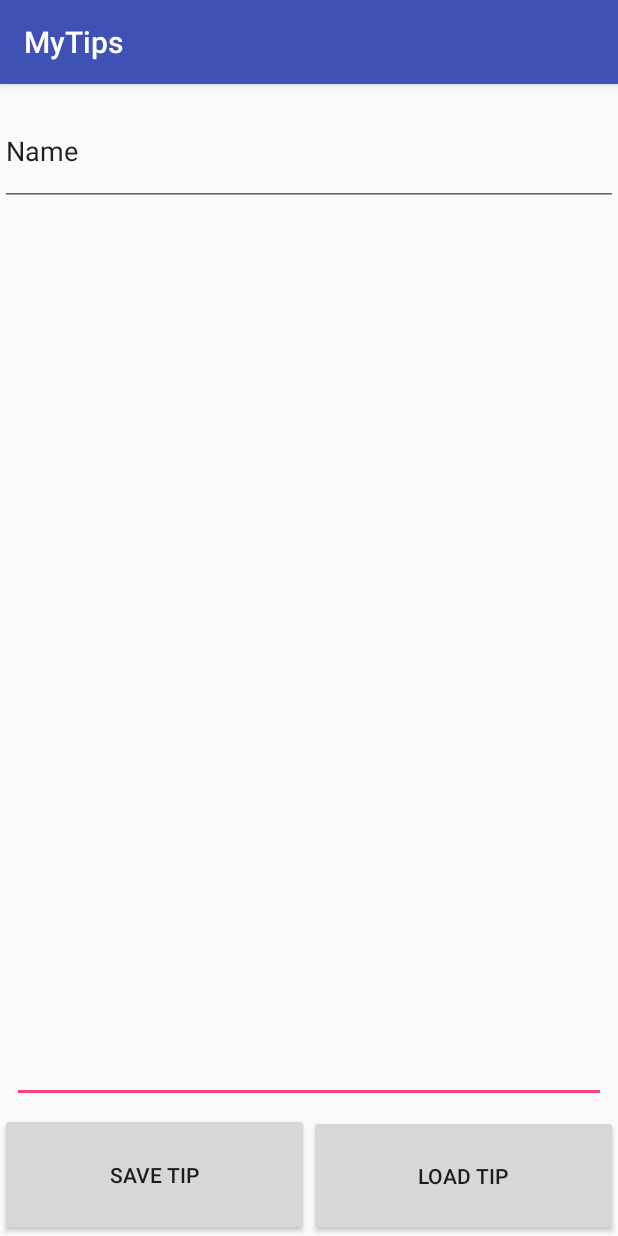
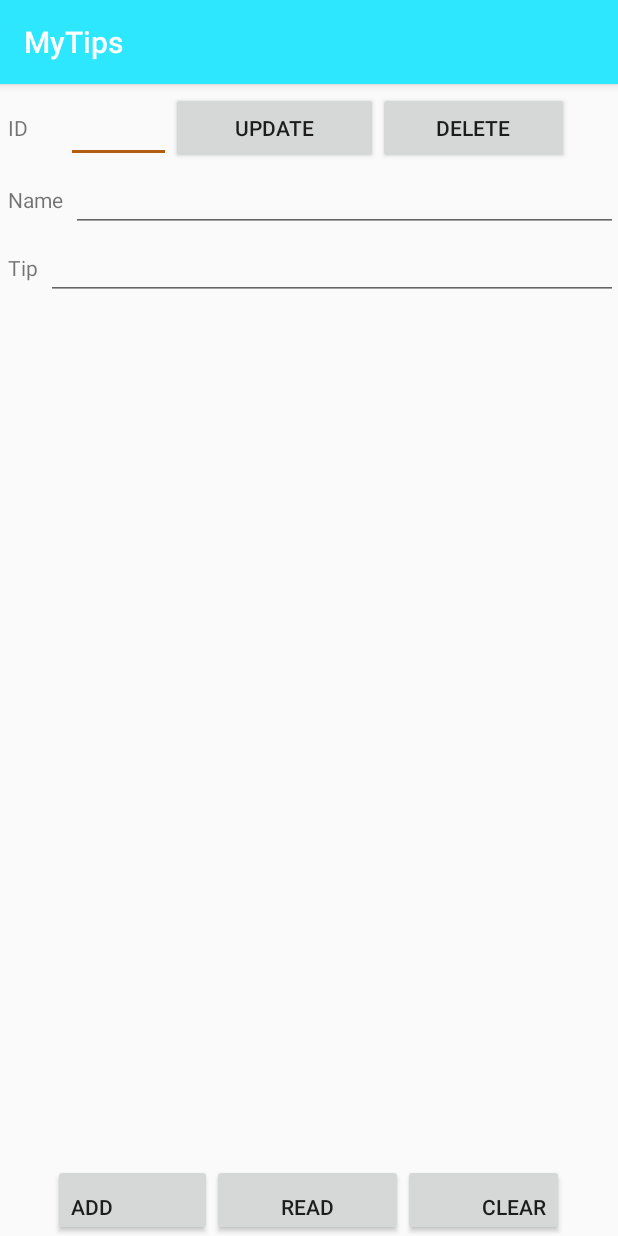
Before and after one commit to TheTriangle/Java-myTips, an Android app: the screen it shows after launch (MainActivity), on a phone screen of 412 x 824 dp. Run offline under Robolectric (Android 15) with nearby library versions, the phone set to English and light mode, and no system bars; 12 statements that could not run were skipped.

Commit message:
Tip redactor worked

```diff
--- a/MyTips/app/src/main/java/com/example/u/mytips/MainActivity.java
+++ b/MyTips/app/src/main/java/com/example/u/mytips/MainActivity.java
@@ -1,8 +1,13 @@
 package com.example.u.mytips;
 
+import android.content.ContentValues;
 import android.content.Context;
+import android.database.Cursor;
+import android.database.sqlite.SQLiteDatabase;
+import android.database.sqlite.SQLiteOpenHelper;
 import android.support.v7.app.AppCompatActivity;
 import android.os.Bundle;
+import android.util.Log;
 import android.view.View;
 import android.widget.Button;
 import android.widget.EditText;
@@ -10,45 +15,151 @@ import android.widget.LinearLayout;
 import android.widget.TextView;
 import android.widget.Toast;
 
+
 import com.example.u.mytips.R;
 
 import java.io.FileOutputStream;
 
-public class MainActivity extends AppCompatActivity {
+public class MainActivity extends AppCompatActivity implements View.OnClickListener {
+    final String LOG_TAG = "myLogs";
+
+    DBHelper dbHelper;
+
+    private EditText TipText;
+    private EditText NameText;
+
+
+    Button ButtonSave = (Button) findViewById(R.id.buttonSave);
+
+    Button ButtonLoad = (Button) findViewById(R.id.buttonLoad);
+
+    Button ButtonSaveAs = (Button) findViewById(R.id.buttonSaveAs);
     @Override
     protected void onCreate(Bundle savedInstanceState) {
         super.onCreate(savedInstanceState);
         final TextView myTextView = (TextView)findViewById(R.id.textTip);
         setContentView(R.layout.activity_main);
 
-        Button ButtonSave = (Button) findViewById(R.id.buttonSave);
-        Button ButtonLoad = (Button) findViewById(R.id.buttonLoad);
-        final EditText TipText = (EditText) findViewById(R.id.textTip);
-        final EditText NameText = (EditText) findViewById(R.id.Name);
+        dbHelper = new DBHelper(this);
+
+        ButtonSave.setBackgroundColor(getResources().getColor(R.color.colorSave));
+
+        ButtonLoad.setBackgroundColor(getResources().getColor(R.color.colorLoad));
+
+        ButtonSaveAs.setBackgroundColor(getResources().getColor((R.color.colorSave)));
+
+        TipText = (EditText) findViewById(R.id.textTip);
+        NameText = (EditText) findViewById(R.id.Name);
 
         //TipText.setText(R.string.SavedTip);
 
-        System.out.println(TipText.getText());
+        ButtonSave.setOnClickListener(this);
+        ButtonLoad.setOnClickListener(this);
+        ButtonSaveAs.setOnClickListener(this);
+    }
 
-        View.OnClickListener oclBtnSaveLoad = new View.OnClickListener() {
-            @Override
-            public void onClick(View v) {
-                if (v.getId() == R.id.buttonSave) {
-                    Toast toast = Toast.makeText(getApplicationContext(),
-                            "Заметка сохранена (нет)", Toast.LENGTH_SHORT);
+
+    public void onClick(View v) {
+
+        // создаем объект для данных
+        ContentValues cv = new ContentValues();
+
+        // получаем данные из полей ввода
+        String name = NameText.getText().toString();
+        String tip = TipText.getText().toString();
+
+        // подключаемся к БД
+        SQLiteDatabase db = dbHelper.getWritableDatabase();
+
+        Toast toast = Toast.makeText(getApplicationContext(),
+                "заметка сохранена!", Toast.LENGTH_SHORT);
+
+        switch (v.getId()) {
+            case R.id.buttonSaveAs:
+                // подготовим данные для вставки в виде пар: наименование столбца -
+                // значение
+                cv.put("name", name);
+                cv.put("tip", tip);
+                // вставляем запись и получаем ее ID
+                long rowID = db.insert("mytable", null, cv);
+
+                toast = Toast.makeText(getApplicationContext(),
+                        "Заметка сохранена!", Toast.LENGTH_SHORT);
+                toast.show();
+
+                break;
+            case R.id.buttonLoad:
+                Cursor c = db.query("mytable", null, null, null, null, null, null);
+
+                if (c.moveToFirst()) {
+                    int idColIndex = c.getColumnIndex("id");
+                    int nameColIndex = c.getColumnIndex("name");
+                    int tipColIndex = c.getColumnIndex("tip");
+
+                    do {
+                        // получаем значения по номерам столбцов и пишем все в лог
+                        Log.d(LOG_TAG,
+                                "ID = " + c.getInt(idColIndex) + ", name = "
+                                        + c.getString(nameColIndex) + ", tip = "
+                                        + c.getString(tipColIndex));
+                        // переход на следующую строку
+                        // а если следующей нет (текущая - последняя), то false -
+                        // выходим из цикла
+                        if (c.getString(nameColIndex) == name) {
+                            TipText.setText(c.getString(tipColIndex));
+                        }
+                    } while (c.moveToNext());
+
+                    toast = Toast.makeText(getApplicationContext(),
+                            "Загружена заметка!", Toast.LENGTH_SHORT);
                     toast.show();
+
+                } else
+                    Log.d(LOG_TAG, "0 rows");
+                c.close();
+                break;
+            case R.id.buttonSave:
+                if (name.equalsIgnoreCase("")) {
+                    break;
                 }
-                else {
-                    Toast toast = Toast.makeText(getApplicationContext(),
-                            "Загружена заметка (нет)", Toast.LENGTH_SHORT);
-                    toast.show();
-                    TipText.setText(R.string.SavedTip);
-                }
-                getResources().getString(R.string.tvBottomText);
-            }
-        };
+                Log.d(LOG_TAG, "--- Update mytable: ---");
+                // подготовим значения для обновления
+                cv.put("name", name);
+                cv.put("tip", tip);
+                // обновляем по id
+                int updCount = db.update("mytable", cv, "id = ?",
+                        new String[] { name });
+                Log.d(LOG_TAG, "updated rows count = " + updCount);
+                toast = Toast.makeText(getApplicationContext(),
+                        "Заметка сохранена!", Toast.LENGTH_SHORT);
+                break;
+        }
+        // закрываем подключение к БД
+        dbHelper.close();
+    }
 
-        ButtonSave.setOnClickListener(oclBtnSaveLoad);
-        ButtonLoad.setOnClickListener(oclBtnSaveLoad);
+
+
+    class DBHelper extends SQLiteOpenHelper {
+
+        public DBHelper(Context context) {
+            // конструктор суперкласса
+            super(context, "myDB", null, 1);
+        }
+
+        @Override
+        public void onCreate(SQLiteDatabase db) {
+            //Log.d(LOG_TAG, "--- onCreate database ---");
+            // создаем таблицу с полями
+            db.execSQL("create table mytable ("
+                    + "id integer primary key autoincrement,"
+                    + "name text,"
+                    + "tip text" + ");");
+        }
+
+        @Override
+        public void onUpgrade(SQLiteDatabase db, int oldVersion, int newVersion) {
+
+        }
     }
 }
--- a/MyTips/app/src/main/res/layout/activity_main.xml
+++ b/MyTips/app/src/main/res/layout/activity_main.xml
@@ -1,55 +1,115 @@
 <?xml version="1.0" encoding="utf-8"?>
-<android.support.constraint.ConstraintLayout xmlns:android="http://schemas.android.com/apk/res/android"
-    xmlns:app="http://schemas.android.com/apk/res-auto"
-    xmlns:tools="http://schemas.android.com/tools"
-    android:id="@+id/linearLayout"
-    android:layout_width="match_parent"
-    android:layout_height="fill_parent">
+<LinearLayout xmlns:android="http://schemas.android.com/apk/res/android"
+    android:layout_width="fill_parent"
+    android:layout_height="fill_parent"
+    android:orientation="vertical">
 
-    <Button
-        android:id="@+id/buttonSave"
-        android:layout_width="0dp"
-        android:layout_height="82dp"
-        android:text="Save Tip"
-        app:layout_constraintBottom_toBottomOf="parent"
-        app:layout_constraintEnd_toStartOf="@+id/buttonLoad"
-        app:layout_constraintStart_toStartOf="parent"></Button>
+    <LinearLayout
+        android:id="@+id/linearLayout4"
+        android:layout_width="match_parent"
+        android:layout_height="wrap_content"
+        android:layout_marginTop="5dp">
 
-    <Button
-        android:id="@+id/buttonLoad"
-        android:layout_width="0dp"
-        android:layout_height="0dp"
-        android:layout_marginTop="1dp"
-        android:text="Load Tip"
-        app:layout_constraintBottom_toBottomOf="parent"
-        app:layout_constraintEnd_toEndOf="parent"
-        app:layout_constraintStart_toEndOf="@+id/buttonSave"
-        app:layout_constraintTop_toTopOf="@+id/buttonSave"></Button>
+        <TextView
+            android:layout_width="wrap_content"
+            android:layout_height="wrap_content"
+            android:layout_marginLeft="5dp"
+            android:layout_marginRight="25dp"
+            android:text="ID"></TextView>
 
-    <EditText
-        android:id="@+id/textTip"
-        android:layout_width="0dp"
-        android:layout_height="0dp"
-        android:layout_marginBottom="8dp"
-        android:layout_marginEnd="8dp"
-        android:layout_marginStart="8dp"
-        android:layout_marginTop="8dp"
-        app:layout_constraintBottom_toTopOf="@+id/buttonLoad"
-        app:layout_constraintEnd_toEndOf="parent"
-        app:layout_constraintHorizontal_bias="0.501"
-        app:layout_constraintStart_toStartOf="parent"
-        app:layout_constraintTop_toBottomOf="@+id/Name"
-        app:layout_constraintVertical_bias="1.0" />
+        <EditText
+            android:id="@+id/etID"
+            android:layout_width="70dp"
+            android:layout_height="wrap_content"
+            android:layout_marginTop="2dp"></EditText>
 
-    <EditText
-        android:id="@+id/Name"
+        <Button
+            android:id="@+id/btnUpd"
+            android:layout_width="138dp"
+            android:layout_height="wrap_content"
+            android:text="Update"></Button>
+
+        <Button
+            android:id="@+id/btnDel"
+            android:layout_width="127dp"
+            android:layout_height="wrap_content"
+            android:text="Delete"></Button>
+    </LinearLayout>
+
+    <LinearLayout
+        android:id="@+id/linearLayout1"
         android:layout_width="match_parent"
-        android:layout_height="73dp"
-        android:layout_marginTop="8dp"
-        android:ems="10"
-        android:inputType="textPersonName"
-        android:text="Name"
-        app:layout_constraintTop_toTopOf="parent"
-        tools:layout_editor_absoluteX="0dp" />
+        android:layout_height="wrap_content">
 
-</android.support.constraint.ConstraintLayout>
+        <TextView
+            android:layout_width="wrap_content"
+            android:layout_height="wrap_content"
+            android:layout_marginLeft="5dp"
+            android:layout_marginRight="5dp"
+            android:text="Name"></TextView>
+
+        <EditText
+            android:id="@+id/etName"
+            android:layout_width="wrap_content"
+            android:layout_height="wrap_content"
+            android:layout_weight="1">
+
+        </EditText>
+    </LinearLayout>
+
+    <LinearLayout
+        android:id="@+id/linearLayout3"
+        android:layout_width="match_parent"
+        android:layout_height="wrap_content">
+
+        <TextView
+            android:id="@+id/textView2"
+            android:layout_width="wrap_content"
+            android:layout_height="wrap_content"
+            android:layout_marginLeft="5dp"
+            android:layout_marginRight="5dp"
+            android:text="Tip"></TextView>
+
+        <EditText
+            android:id="@+id/etTip"
+            android:layout_width="wrap_content"
+            android:layout_height="wrap_content"
+            android:layout_weight="1"></EditText>
+    </LinearLayout>
+
+    <LinearLayout
+        android:id="@+id/linearLayout2"
+        android:layout_width="match_parent"
+        android:layout_height="match_parent"
+        android:foregroundGravity="bottom"
+        android:gravity="center">
+
+        <Button
+            android:id="@+id/btnAdd"
+            android:layout_width="106dp"
+            android:layout_height="wrap_content"
+            android:layout_gravity="bottom|right"
+            android:foregroundGravity="bottom"
+            android:gravity="bottom"
+            android:text="Add"></Button>
+
+        <Button
+            android:id="@+id/btnRead"
+            android:layout_width="127dp"
+            android:layout_height="wrap_content"
+            android:layout_gravity="bottom|right|center_vertical"
+            android:foregroundGravity="bottom"
+            android:gravity="bottom|center_horizontal"
+            android:text="Read"></Button>
+
+        <Button
+            android:id="@+id/btnClear"
+            android:layout_width="107dp"
+            android:layout_height="wrap_content"
+            android:layout_gravity="bottom|right"
+            android:foregroundGravity="bottom|right"
+            android:gravity="bottom|right"
+            android:text="Clear"></Button>
+
+    </LinearLayout>
+</LinearLayout>
--- a/MyTips/app/src/main/res/values/colors.xml
+++ b/MyTips/app/src/main/res/values/colors.xml
@@ -1,7 +1,11 @@
 <?xml version="1.0" encoding="utf-8"?>
 <resources>
-    <color name="colorPrimary">#3F51B5</color>
-    <color name="colorPrimaryDark">#303F9F</color>
-    <color name="colorAccent">#FF4081</color>
+    <color name="colorPrimary">#2DE7FF</color>
+
+    <color name="colorSave">#FFD847</color>
+    <color name="colorLoad">#FFD847</color>
+
+    <color name="colorPrimaryDark">#B25C0F</color>
+    <color name="colorAccent">#B25C0F</color>
 
 </resources>
```
